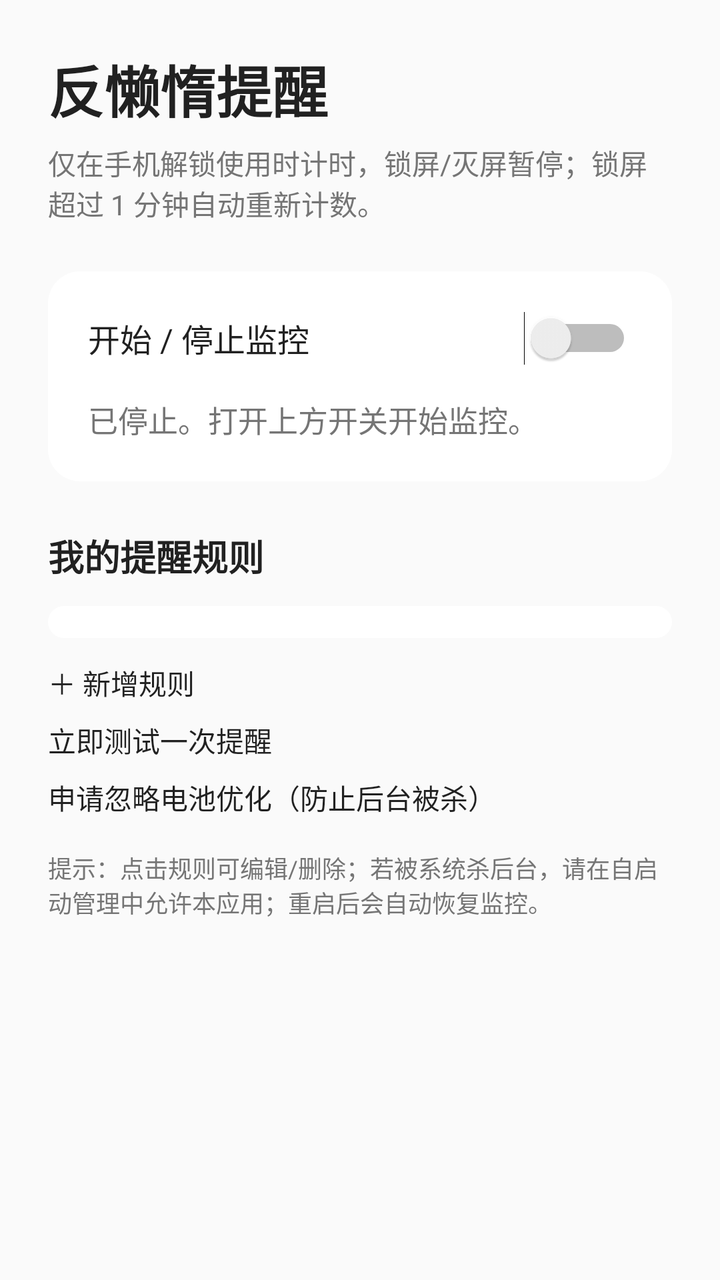
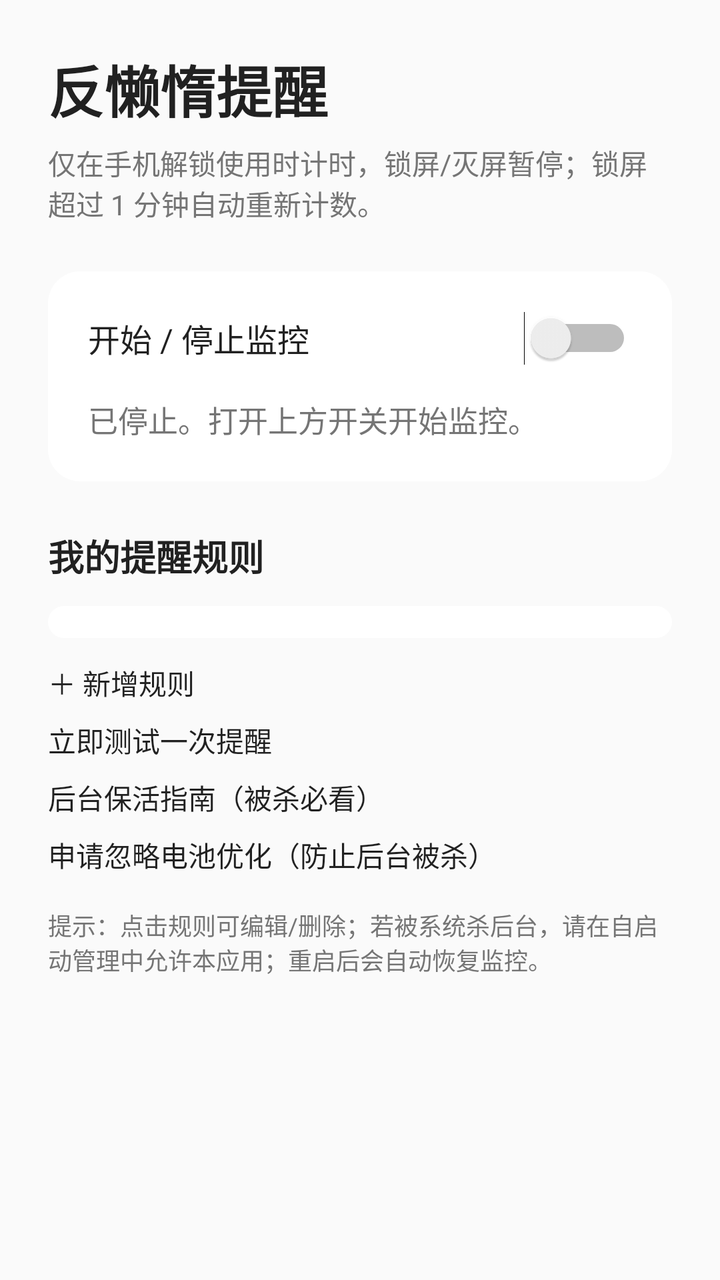

Before-and-after screenshots of an Android layout around one commit, followed by the original layout XML and the change that was made.
<!-- AndroidManifest.xml: application theme Theme.AntiLazy -->
<!-- res/layout/activity_main.xml -->
<?xml version="1.0" encoding="utf-8"?>
<ScrollView xmlns:android="http://schemas.android.com/apk/res/android"
    android:layout_width="match_parent"
    android:layout_height="match_parent"
    android:background="@color/bg"
    android:fillViewport="true">

    <LinearLayout
        android:layout_width="match_parent"
        android:layout_height="wrap_content"
        android:orientation="vertical"
        android:padding="24dp">

        <TextView
            android:id="@+id/tv_title"
            android:layout_width="wrap_content"
            android:layout_height="wrap_content"
            android:text="@string/app_name"
            android:textColor="@color/text_primary"
            android:textSize="28sp"
            android:textStyle="bold" />

        <TextView
            android:id="@+id/tv_subtitle"
            android:layout_width="match_parent"
            android:layout_height="wrap_content"
            android:layout_marginTop="6dp"
            android:text="@string/subtitle"
            android:textColor="@color/text_secondary"
            android:textSize="14sp" />

        <LinearLayout
            android:layout_width="match_parent"
            android:layout_height="wrap_content"
            android:layout_marginTop="24dp"
            android:background="@drawable/bg_card"
            android:orientation="vertical"
            android:padding="20dp">

            <Switch
                android:id="@+id/sw_toggle"
                android:layout_width="match_parent"
                android:layout_height="wrap_content"
                android:text="@string/toggle_label"
                android:textColor="@color/text_primary"
                android:textSize="16sp" />

            <TextView
                android:id="@+id/tv_status"
                android:layout_width="match_parent"
                android:layout_height="wrap_content"
                android:layout_marginTop="16dp"
                android:text="@string/status_stopped"
                android:textColor="@color/text_secondary"
                android:textSize="15sp" />

        </LinearLayout>

        <TextView
            android:id="@+id/tv_rules_label"
            android:layout_width="wrap_content"
            android:layout_height="wrap_content"
            android:layout_marginTop="24dp"
            android:text="@string/rules_section_title"
            android:textColor="@color/text_primary"
            android:textSize="18sp"
            android:textStyle="bold" />

        <LinearLayout
            android:id="@+id/ll_rules"
            android:layout_width="match_parent"
            android:layout_height="wrap_content"
            android:layout_marginTop="12dp"
            android:background="@drawable/bg_card"
            android:orientation="vertical"
            android:paddingStart="20dp"
            android:paddingTop="8dp"
            android:paddingEnd="20dp"
            android:paddingBottom="8dp" />

        <Button
            android:id="@+id/btn_add_rule"
            android:layout_width="match_parent"
            android:layout_height="wrap_content"
            android:layout_marginTop="12dp"
            android:text="@string/add_rule" />

        <Button
            android:id="@+id/btn_test"
            android:layout_width="match_parent"
            android:layout_height="wrap_content"
            android:layout_marginTop="8dp"
            android:text="@string/test_button" />

        <Button
            android:id="@+id/btn_battery"
            android:layout_width="match_parent"
            android:layout_height="wrap_content"
            android:layout_marginTop="8dp"
            android:text="@string/battery_request" />

        <TextView
            android:id="@+id/tv_footer"
            android:layout_width="match_parent"
            android:layout_height="wrap_content"
            android:layout_marginTop="16dp"
            android:text="@string/footer_hint"
            android:textColor="@color/text_secondary"
            android:textSize="12sp" />

    </LinearLayout>
</ScrollView>
<!-- resources referenced by this layout -->
<resources>
  <color name="bg">#FAFAFA</color>
  <color name="text_primary">#212121</color>
  <color name="text_secondary">#757575</color>
  <!-- drawable bg_card (drawable) -->
  <?xml version="1.0" encoding="utf-8"?>
  <shape xmlns:android="http://schemas.android.com/apk/res/android" android:shape="rectangle">
      <solid android:color="#FFFFFF" />
      <corners android:radius="16dp" />
  </shape>
  <string name="add_rule">＋ 新增规则</string>
  <string name="app_name">反懒惰提醒</string>
  <string name="battery_request">申请忽略电池优化（防止后台被杀）</string>
  <string name="footer_hint">提示：点击规则可编辑/删除；若被系统杀后台，请在自启动管理中允许本应用；重启后会自动恢复监控。</string>
  <string name="rules_section_title">我的提醒规则</string>
  <string name="status_stopped">已停止。打开上方开关开始监控。</string>
  <string name="subtitle">仅在手机解锁使用时计时，锁屏/灭屏暂停；锁屏超过 1 分钟自动重新计数。</string>
  <string name="test_button">立即测试一次提醒</string>
  <string name="toggle_label">开始 / 停止监控</string>
  <style name="Theme.AntiLazy" parent="android:Theme.Material.Light.NoActionBar">
          <item name="android:colorPrimary">@color/brand</item>
          <item name="android:colorPrimaryDark">@color/brand_dark</item>
          <item name="android:colorAccent">@color/brand</item>
          <item name="android:statusBarColor">@color/brand_dark</item>
      </style>
  <color name="brand">#F4511E</color>
  <color name="brand_dark">#BF360C</color>
</resources>

<!-- the commit's change to res/layout/activity_main.xml (unified diff, before → after) -->
@@ -93,6 +93,13 @@
             android:text="@string/test_button" />
 
         <Button
+            android:id="@+id/btn_guide"
+            android:layout_width="match_parent"
+            android:layout_height="wrap_content"
+            android:layout_marginTop="8dp"
+            android:text="@string/guide_button" />
+
+        <Button
             android:id="@+id/btn_battery"
             android:layout_width="match_parent"
             android:layout_height="wrap_content"
<!-- resource entries referenced after the edit -->
@@ -13,6 +13,7 @@
   <string name="app_name">反懒惰提醒</string>
   <string name="battery_request">申请忽略电池优化（防止后台被杀）</string>
   <string name="footer_hint">提示：点击规则可编辑/删除；若被系统杀后台，请在自启动管理中允许本应用；重启后会自动恢复监控。</string>
+  <string name="guide_button">后台保活指南（被杀必看）</string>
   <string name="rules_section_title">我的提醒规则</string>
   <string name="status_stopped">已停止。打开上方开关开始监控。</string>
   <string name="subtitle">仅在手机解锁使用时计时，锁屏/灭屏暂停；锁屏超过 1 分钟自动重新计数。</string>
